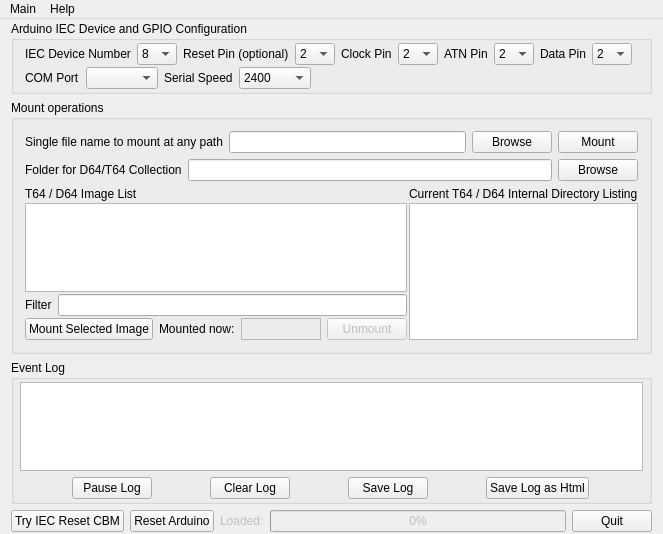
First picture: the form in mainwindow.ui, repository Larswad/uno2iec, before the edit.
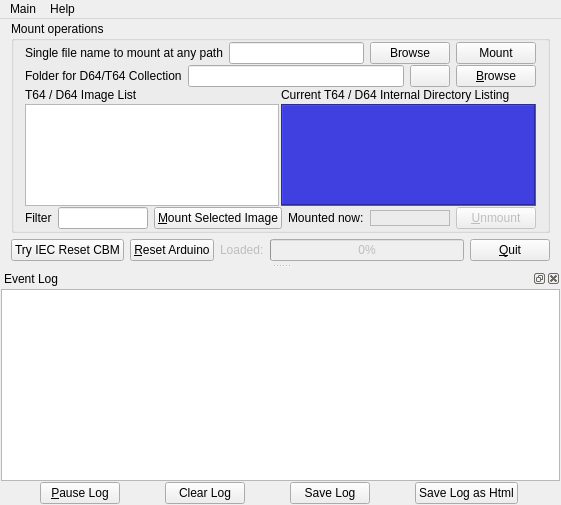
Second picture: the form after the edit. Icons and pictures are not drawn.

The edit to the form file:
```diff
--- a/mainwindow.ui
+++ b/mainwindow.ui
@@ -6,8 +6,8 @@
    <rect>
     <x>0</x>
     <y>0</y>
-    <width>618</width>
-    <height>534</height>
+    <width>561</width>
+    <height>505</height>
    </rect>
   </property>
   <property name="windowTitle">
@@ -21,564 +21,21 @@
     <property name="bottomMargin">
      <number>2</number>
     </property>
-    <item>
-     <widget class="QGroupBox" name="groupBox">
-      <property name="title">
-       <string>Arduino IEC Device and GPIO Configuration</string>
-      </property>
-      <layout class="QHBoxLayout" name="horizontalLayout_4">
-       <property name="spacing">
-        <number>6</number>
-       </property>
-       <property name="topMargin">
-        <number>2</number>
-       </property>
-       <property name="bottomMargin">
-        <number>2</number>
-       </property>
-       <item>
-        <layout class="QVBoxLayout" name="verticalLayout_6">
-         <property name="spacing">
-          <number>2</number>
-         </property>
-         <item>
-          <layout class="QHBoxLayout" name="horizontalLayout_10">
-           <item>
-            <widget class="QLabel" name="label_10">
-             <property name="sizePolicy">
-              <sizepolicy hsizetype="Maximum" vsizetype="Preferred">
-               <horstretch>0</horstretch>
-               <verstretch>0</verstretch>
-              </sizepolicy>
-             </property>
-             <property name="text">
-              <string>IEC Device Number</string>
-             </property>
-            </widget>
-           </item>
-           <item>
-            <widget class="QComboBox" name="deviceNumber">
-             <property name="maximumSize">
-              <size>
-               <width>40</width>
-               <height>16777215</height>
-              </size>
-             </property>
-             <item>
-              <property name="text">
-               <string>8</string>
-              </property>
-             </item>
-             <item>
-              <property name="text">
-               <string>9</string>
-              </property>
-             </item>
-             <item>
-              <property name="text">
-               <string>10</string>
-              </property>
-             </item>
-             <item>
-              <property name="text">
-               <string>11</string>
-              </property>
-             </item>
-             <item>
-              <property name="text">
-               <string>12</string>
-              </property>
-             </item>
-             <item>
-              <property name="text">
-               <string>13</string>
-              </property>
-             </item>
-             <item>
-              <property name="text">
-               <string>14</string>
-              </property>
-             </item>
-             <item>
-              <property name="text">
-               <string>15</string>
-              </property>
-             </item>
-            </widget>
-           </item>
-           <item>
-            <widget class="QLabel" name="label_5">
-             <property name="sizePolicy">
-              <sizepolicy hsizetype="Maximum" vsizetype="Preferred">
-               <horstretch>0</horstretch>
-               <verstretch>0</verstretch>
-              </sizepolicy>
-             </property>
-             <property name="text">
-              <string>Reset Pin (optional)</string>
-             </property>
-            </widget>
-           </item>
-           <item>
-            <widget class="QComboBox" name="resetPin">
-             <property name="maximumSize">
-              <size>
-               <width>40</width>
-               <height>16777215</height>
-              </size>
-             </property>
-             <item>
-              <property name="text">
-               <string>2</string>
-              </property>
-             </item>
-             <item>
-              <property name="text">
-               <string>3</string>
-              </property>
-             </item>
-             <item>
-              <property name="text">
-               <string>4</string>
-              </property>
-             </item>
-             <item>
-              <property name="text">
-               <string>5</string>
-              </property>
-             </item>
-             <item>
-              <property name="text">
-               <string>6</string>
-              </property>
-             </item>
-             <item>
-              <property name="text">
-               <string>7</string>
-              </property>
-             </item>
-             <item>
-              <property name="text">
-               <string>8</string>
-              </property>
-             </item>
-             <item>
-              <property name="text">
-               <string>9</string>
-              </property>
-             </item>
-             <item>
-              <property name="text">
-               <string>10</string>
-              </property>
-             </item>
-             <item>
-              <property name="text">
-               <string>11</string>
-              </property>
-             </item>
-             <item>
-              <property name="text">
-               <string>12</string>
-              </property>
-             </item>
-             <item>
-              <property name="text">
-               <string>13</string>
-              </property>
-             </item>
-            </widget>
-           </item>
-           <item>
-            <widget class="QLabel" name="label_4">
-             <property name="sizePolicy">
-              <sizepolicy hsizetype="Maximum" vsizetype="Preferred">
-               <horstretch>0</horstretch>
-               <verstretch>0</verstretch>
-              </sizepolicy>
-             </property>
-             <property name="text">
-              <string>Clock Pin</string>
-             </property>
-            </widget>
-           </item>
-           <item>
-            <widget class="QComboBox" name="clockPin">
-             <property name="maximumSize">
-              <size>
-               <width>40</width>
-               <height>16777215</height>
-              </size>
-             </property>
-             <item>
-              <property name="text">
-               <string>2</string>
-              </property>
-             </item>
-             <item>
-              <property name="text">
-               <string>3</string>
-              </property>
-             </item>
-             <item>
-              <property name="text">
-               <string>4</string>
-              </property>
-             </item>
-             <item>
-              <property name="text">
-               <string>5</string>
-              </property>
-             </item>
-             <item>
-              <property name="text">
-               <string>6</string>
-              </property>
-             </item>
-             <item>
-              <property name="text">
-               <string>7</string>
-              </property>
-             </item>
-             <item>
-              <property name="text">
-               <string>8</string>
-              </property>
-             </item>
-             <item>
-              <property name="text">
-               <string>9</string>
-              </property>
-             </item>
-             <item>
-              <property name="text">
-               <string>10</string>
-              </property>
-             </item>
-             <item>
-              <property name="text">
-               <string>11</string>
-              </property>
-             </item>
-             <item>
-              <property name="text">
-               <string>12</string>
-              </property>
-             </item>
-             <item>
-              <property name="text">
-               <string>13</string>
-              </property>
-             </item>
-            </widget>
-           </item>
-           <item>
-            <widget class="QLabel" name="label_3">
-             <property name="sizePolicy">
-              <sizepolicy hsizetype="Maximum" vsizetype="Preferred">
-               <horstretch>0</horstretch>
-               <verstretch>0</verstretch>
-              </sizepolicy>
-             </property>
-             <property name="text">
-              <string>ATN Pin</string>
-             </property>
-            </widget>
-           </item>
-           <item>
-            <widget class="QComboBox" name="atnPin">
-             <property name="maximumSize">
-              <size>
-               <width>40</width>
-               <height>16777215</height>
-              </size>
-             </property>
-             <item>
-              <property name="text">
-               <string>2</string>
-              </property>
-             </item>
-             <item>
-              <property name="text">
-               <string>3</string>
-              </property>
-             </item>
-             <item>
-              <property name="text">
-               <string>4</string>
-              </property>
-             </item>
-             <item>
-              <property name="text">
-               <string>5</string>
-              </property>
-             </item>
-             <item>
-              <property name="text">
-               <string>6</string>
-              </property>
-             </item>
-             <item>
-              <property name="text">
-               <string>7</string>
-              </property>
-             </item>
-             <item>
-              <property name="text">
-               <string>8</string>
-              </property>
-             </item>
-             <item>
-              <property name="text">
-               <string>9</string>
-              </property>
-             </item>
-             <item>
-              <property name="text">
-               <string>10</string>
-              </property>
-             </item>
-             <item>
-              <property name="text">
-               <string>11</string>
-              </property>
-             </item>
-             <item>
-              <property name="text">
-               <string>12</string>
-              </property>
-             </item>
-             <item>
-              <property name="text">
-               <string>13</string>
-              </property>
-             </item>
-            </widget>
-           </item>
-           <item>
-            <widget class="QLabel" name="label">
-             <property name="sizePolicy">
-              <sizepolicy hsizetype="Maximum" vsizetype="Preferred">
-               <horstretch>0</horstretch>
-               <verstretch>0</verstretch>
-              </sizepolicy>
-             </property>
-             <property name="text">
-              <string>Data Pin</string>
-             </property>
-            </widget>
-           </item>
-           <item>
-            <widget class="QComboBox" name="dataPin">
-             <property name="maximumSize">
-              <size>
-               <width>40</width>
-               <height>16777215</height>
-              </size>
-             </property>
-             <item>
-              <property name="text">
-               <string>2</string>
-              </property>
-             </item>
-             <item>
-              <property name="text">
-               <string>3</string>
-              </property>
-             </item>
-             <item>
-              <property name="text">
-               <string>4</string>
-              </property>
-             </item>
-             <item>
-              <property name="text">
-               <string>5</string>
-              </property>
-             </item>
-             <item>
-              <property name="text">
-               <string>6</string>
-              </property>
-             </item>
-             <item>
-              <property name="text">
-               <string>7</string>
-              </property>
-             </item>
-             <item>
-              <property name="text">
-               <string>8</string>
-              </property>
-             </item>
-             <item>
-              <property name="text">
-               <string>9</string>
-              </property>
-             </item>
-             <item>
-              <property name="text">
-               <string>10</string>
-              </property>
-             </item>
-             <item>
-              <property name="text">
-               <string>11</string>
-              </property>
-             </item>
-             <item>
-              <property name="text">
-               <string>12</string>
-              </property>
-             </item>
-             <item>
-              <property name="text">
-               <string>13</string>
-              </property>
-             </item>
-            </widget>
-           </item>
-           <item>
-            <spacer name="horizontalSpacer">
-             <property name="orientation">
-              <enum>Qt::Horizontal</enum>
-             </property>
-             <property name="sizeHint" stdset="0">
-              <size>
-               <width>40</width>
-               <height>20</height>
-              </size>
-             </property>
-            </spacer>
-           </item>
-          </layout>
-         </item>
-         <item>
-          <layout class="QHBoxLayout" name="horizontalLayout_9">
-           <item>
-            <widget class="QLabel" name="label_11">
-             <property name="sizePolicy">
-              <sizepolicy hsizetype="Maximum" vsizetype="Preferred">
-               <horstretch>0</horstretch>
-               <verstretch>0</verstretch>
-              </sizepolicy>
-             </property>
-             <property name="text">
-              <string>COM Port</string>
-             </property>
-            </widget>
-           </item>
-           <item>
-            <widget class="QComboBox" name="comPort">
-             <property name="sizePolicy">
-              <sizepolicy hsizetype="Maximum" vsizetype="Fixed">
-               <horstretch>0</horstretch>
-               <verstretch>0</verstretch>
-              </sizepolicy>
-             </property>
-             <property name="maximumSize">
-              <size>
-               <width>16777215</width>
-               <height>16777215</height>
-              </size>
-             </property>
-            </widget>
-           </item>
-           <item>
-            <widget class="QLabel" name="label_7">
-             <property name="sizePolicy">
-              <sizepolicy hsizetype="Maximum" vsizetype="Preferred">
-               <horstretch>0</horstretch>
-               <verstretch>0</verstretch>
-              </sizepolicy>
-             </property>
-             <property name="text">
-              <string>Serial Speed</string>
-             </property>
-            </widget>
-           </item>
-           <item>
-            <widget class="QComboBox" name="baudRate">
-             <property name="sizePolicy">
-              <sizepolicy hsizetype="Maximum" vsizetype="Fixed">
-               <horstretch>0</horstretch>
-               <verstretch>0</verstretch>
-              </sizepolicy>
-             </property>
-             <property name="maximumSize">
-              <size>
-               <width>16777215</width>
-               <height>16777215</height>
-              </size>
-             </property>
-             <item>
-              <property name="text">
-               <string>2400</string>
-              </property>
-             </item>
-             <item>
-              <property name="text">
-               <string>4800</string>
-              </property>
-             </item>
-             <item>
-              <property name="text">
-               <string>9600</string>
-              </property>
-             </item>
-             <item>
-              <property name="text">
-               <string>14400</string>
-              </property>
-             </item>
-             <item>
-              <property name="text">
-               <string>28800</string>
-              </property>
-             </item>
-             <item>
-              <property name="text">
-               <string>19200</string>
-              </property>
-             </item>
-             <item>
-              <property name="text">
-               <string>57600</string>
-              </property>
-             </item>
-             <item>
-              <property name="text">
-               <string>115200</string>
-              </property>
-             </item>
-            </widget>
-           </item>
-           <item>
-            <spacer name="horizontalSpacer_2">
-             <property name="orientation">
-              <enum>Qt::Horizontal</enum>
-             </property>
-             <property name="sizeHint" stdset="0">
-              <size>
-               <width>40</width>
-               <height>20</height>
-              </size>
-             </property>
-            </spacer>
-           </item>
-          </layout>
-         </item>
-        </layout>
-       </item>
-      </layout>
-     </widget>
-    </item>
     <item>
      <widget class="QGroupBox" name="groupBox_2">
       <property name="title">
        <string>Mount operations</string>
       </property>
       <layout class="QVBoxLayout" name="verticalLayout_2">
+       <property name="spacing">
+        <number>1</number>
+       </property>
+       <property name="topMargin">
+        <number>1</number>
+       </property>
+       <property name="bottomMargin">
+        <number>1</number>
+       </property>
        <item>
         <layout class="QHBoxLayout" name="horizontalLayout_3">
          <item>
@@ -627,6 +84,16 @@
            <property name="text">
             <string>Browse</string>
            </property>
+           <property name="icon">
+            <iconset>
+             <normaloff>icons/browse.png</normaloff>icons/browse.png</iconset>
+           </property>
+           <property name="iconSize">
+            <size>
+             <width>32</width>
+             <height>32</height>
+            </size>
+           </property>
           </widget>
          </item>
          <item>
@@ -640,6 +107,16 @@
            <property name="text">
             <string>Mount</string>
            </property>
+           <property name="icon">
+            <iconset resource="resources.qrc">
+             <normaloff>:/icons/icons/floppy_mount.png</normaloff>:/icons/icons/floppy_mount.png</iconset>
+           </property>
+           <property name="iconSize">
+            <size>
+             <width>32</width>
+             <height>32</height>
+            </size>
+           </property>
           </widget>
          </item>
         </layout>
@@ -669,6 +146,29 @@
            </property>
           </widget>
          </item>
+         <item>
+          <widget class="QPushButton" name="reloadImageDir">
+           <property name="sizePolicy">
+            <sizepolicy hsizetype="Maximum" vsizetype="Fixed">
+             <horstretch>0</horstretch>
+             <verstretch>0</verstretch>
+            </sizepolicy>
+           </property>
+           <property name="text">
+            <string/>
+           </property>
+           <property name="icon">
+            <iconset resource="resources.qrc">
+             <normaloff>:/icons/icons/arrow_refresh.png</normaloff>:/icons/icons/arrow_refresh.png</iconset>
+           </property>
+           <property name="iconSize">
+            <size>
+             <width>32</width>
+             <height>32</height>
+            </size>
+           </property>
+          </widget>
+         </item>
          <item>
           <widget class="QPushButton" name="browseImageDir">
            <property name="sizePolicy">
@@ -678,7 +178,17 @@
             </sizepolicy>
            </property>
            <property name="text">
-            <string>Browse</string>
+            <string>&amp;Browse</string>
+           </property>
+           <property name="icon">
+            <iconset>
+             <normaloff>icons/browse.png</normaloff>icons/browse.png</iconset>
+           </property>
+           <property name="iconSize">
+            <size>
+             <width>32</width>
+             <height>32</height>
+            </size>
            </property>
           </widget>
          </item>
@@ -710,108 +220,28 @@
            <item>
             <widget class="QTreeView" name="dirList">
              <property name="sizePolicy">
-              <sizepolicy hsizetype="Preferred" vsizetype="Preferred">
+              <sizepolicy hsizetype="Expanding" vsizetype="Preferred">
                <horstretch>0</horstretch>
                <verstretch>0</verstretch>
               </sizepolicy>
              </property>
+             <property name="showDropIndicator" stdset="0">
+              <bool>false</bool>
+             </property>
+             <property name="alternatingRowColors">
+              <bool>true</bool>
+             </property>
+             <property name="rootIsDecorated">
+              <bool>false</bool>
+             </property>
+             <property name="itemsExpandable">
+              <bool>false</bool>
+             </property>
+             <property name="allColumnsShowFocus">
+              <bool>false</bool>
+             </property>
             </widget>
            </item>
-           <item>
-            <layout class="QHBoxLayout" name="horizontalLayout_7">
-             <item>
-              <widget class="QLabel" name="label_12">
-               <property name="sizePolicy">
-                <sizepolicy hsizetype="Minimum" vsizetype="Preferred">
-                 <horstretch>0</horstretch>
-                 <verstretch>0</verstretch>
-                </sizepolicy>
-               </property>
-               <property name="text">
-                <string>Filter</string>
-               </property>
-              </widget>
-             </item>
-             <item>
-              <widget class="QLineEdit" name="imageFilter">
-               <property name="sizePolicy">
-                <sizepolicy hsizetype="Expanding" vsizetype="Fixed">
-                 <horstretch>0</horstretch>
-                 <verstretch>0</verstretch>
-                </sizepolicy>
-               </property>
-              </widget>
-             </item>
-            </layout>
-           </item>
-           <item>
-            <layout class="QHBoxLayout" name="horizontalLayout_8">
-             <item>
-              <widget class="QPushButton" name="mountSelected">
-               <property name="sizePolicy">
-                <sizepolicy hsizetype="Maximum" vsizetype="Fixed">
-                 <horstretch>0</horstretch>
-                 <verstretch>0</verstretch>
-                </sizepolicy>
-               </property>
-               <property name="text">
-                <string>Mount Selected Image</string>
-               </property>
-              </widget>
-             </item>
-             <item>
-              <widget class="QLabel" name="label_13">
-               <property name="sizePolicy">
-                <sizepolicy hsizetype="Maximum" vsizetype="Preferred">
-                 <horstretch>0</horstretch>
-                 <verstretch>0</verstretch>
-                </sizepolicy>
-               </property>
-               <property name="text">
-                <string>Mounted now:</string>
-               </property>
-              </widget>
-             </item>
-             <item>
-              <widget class="QLabel" name="nowMounted">
-               <property name="sizePolicy">
-                <sizepolicy hsizetype="Expanding" vsizetype="Preferred">
-                 <horstretch>0</horstretch>
-                 <verstretch>0</verstretch>
-                </sizepolicy>
-               </property>
-               <property name="minimumSize">
-                <size>
-                 <width>80</width>
-                 <height>0</height>
-                </size>
-               </property>
-               <property name="frameShape">
-                <enum>QFrame::StyledPanel</enum>
-               </property>
-               <property name="text">
-                <string/>
-               </property>
-              </widget>
-             </item>
-             <item>
-              <widget class="QPushButton" name="unmountCurrent">
-               <property name="enabled">
-                <bool>false</bool>
-               </property>
-               <property name="sizePolicy">
-                <sizepolicy hsizetype="Maximum" vsizetype="Fixed">
-                 <horstretch>0</horstretch>
-                 <verstretch>0</verstretch>
-                </sizepolicy>
-               </property>
-               <property name="text">
-                <string>Unmount</string>
-               </property>
-              </widget>
-             </item>
-            </layout>
-           </item>
           </layout>
          </item>
          <item>
@@ -849,6 +279,16 @@
                <pointsize>12</pointsize>
               </font>
              </property>
+             <property name="styleSheet">
+              <string notr="true">background-color: rgb(64, 64, 224);
+color: rgb(160, 160, 255);</string>
+             </property>
+             <property name="frameShape">
+              <enum>QFrame::Box</enum>
+             </property>
+             <property name="frameShadow">
+              <enum>QFrame::Sunken</enum>
+             </property>
              <property name="selectionMode">
               <enum>QAbstractItemView::NoSelection</enum>
              </property>
@@ -858,82 +298,39 @@
          </item>
         </layout>
        </item>
-      </layout>
-     </widget>
-    </item>
-    <item>
-     <widget class="QGroupBox" name="logGroup">
-      <property name="sizePolicy">
-       <sizepolicy hsizetype="Expanding" vsizetype="Preferred">
-        <horstretch>0</horstretch>
-        <verstretch>0</verstretch>
-       </sizepolicy>
-      </property>
-      <property name="minimumSize">
-       <size>
-        <width>600</width>
-        <height>0</height>
-       </size>
-      </property>
-      <property name="title">
-       <string>Event Log</string>
-      </property>
-      <layout class="QVBoxLayout" name="verticalLayout_4">
-       <property name="leftMargin">
-        <number>6</number>
-       </property>
-       <property name="topMargin">
-        <number>2</number>
-       </property>
-       <property name="rightMargin">
-        <number>6</number>
-       </property>
-       <property name="bottomMargin">
-        <number>2</number>
-       </property>
        <item>
-        <widget class="QTextEdit" name="log">
-         <property name="sizePolicy">
-          <sizepolicy hsizetype="Preferred" vsizetype="Expanding">
-           <horstretch>0</horstretch>
-           <verstretch>0</verstretch>
-          </sizepolicy>
-         </property>
-         <property name="minimumSize">
-          <size>
-           <width>0</width>
-           <height>0</height>
-          </size>
-         </property>
-         <property name="font">
-          <font>
-           <family>Pet Me 64</family>
-           <pointsize>6</pointsize>
-           <stylestrategy>PreferDefault</stylestrategy>
-          </font>
-         </property>
-        </widget>
-       </item>
-       <item>
-        <layout class="QHBoxLayout" name="horizontalLayout">
+        <layout class="QHBoxLayout" name="horizontalLayout_8">
          <item>
-          <widget class="QPushButton" name="pauseLog">
+          <widget class="QLabel" name="label_12">
            <property name="sizePolicy">
-            <sizepolicy hsizetype="Maximum" vsizetype="Fixed">
+            <sizepolicy hsizetype="Maximum" vsizetype="Preferred">
              <horstretch>0</horstretch>
              <verstretch>0</verstretch>
             </sizepolicy>
            </property>
            <property name="text">
-            <string>Pause Log</string>
+            <string>Filter</string>
            </property>
-           <property name="checkable">
-            <bool>true</bool>
+          </widget>
+         </item>
+         <item>
+          <widget class="QLineEdit" name="imageFilter">
+           <property name="sizePolicy">
+            <sizepolicy hsizetype="Expanding" vsizetype="Fixed">
+             <horstretch>0</horstretch>
+             <verstretch>0</verstretch>
+            </sizepolicy>
            </property>
+           <property name="minimumSize">
+            <size>
+             <width>80</width>
+             <height>0</height>
+            </size>
+           </property>
           </widget>
          </item>
          <item>
-          <widget class="QPushButton" name="clearLog">
+          <widget class="QPushButton" name="mountSelected">
            <property name="sizePolicy">
             <sizepolicy hsizetype="Maximum" vsizetype="Fixed">
              <horstretch>0</horstretch>
@@ -941,33 +338,78 @@
             </sizepolicy>
            </property>
            <property name="text">
-            <string>Clear Log</string>
+            <string>&amp;Mount Selected Image</string>
            </property>
+           <property name="icon">
+            <iconset resource="resources.qrc">
+             <normaloff>:/icons/icons/floppy_mount.png</normaloff>:/icons/icons/floppy_mount.png</iconset>
+           </property>
+           <property name="iconSize">
+            <size>
+             <width>32</width>
+             <height>32</height>
+            </size>
+           </property>
           </widget>
          </item>
          <item>
-          <widget class="QPushButton" name="saveLog">
+          <widget class="QLabel" name="label_13">
            <property name="sizePolicy">
-            <sizepolicy hsizetype="Maximum" vsizetype="Fixed">
+            <sizepolicy hsizetype="Maximum" vsizetype="Preferred">
              <horstretch>0</horstretch>
              <verstretch>0</verstretch>
             </sizepolicy>
            </property>
            <property name="text">
-            <string>Save Log</string>
+            <string>Mounted now:</string>
            </property>
           </widget>
          </item>
          <item>
-          <widget class="QPushButton" name="saveHtml">
+          <widget class="QLabel" name="nowMounted">
            <property name="sizePolicy">
+            <sizepolicy hsizetype="Expanding" vsizetype="Fixed">
+             <horstretch>0</horstretch>
+             <verstretch>0</verstretch>
+            </sizepolicy>
+           </property>
+           <property name="minimumSize">
+            <size>
+             <width>80</width>
+             <height>0</height>
+            </size>
+           </property>
+           <property name="frameShape">
+            <enum>QFrame::StyledPanel</enum>
+           </property>
+           <property name="text">
+            <string/>
+           </property>
+          </widget>
+         </item>
+         <item>
+          <widget class="QPushButton" name="unmountCurrent">
+           <property name="enabled">
+            <bool>false</bool>
+           </property>
+           <property name="sizePolicy">
             <sizepolicy hsizetype="Maximum" vsizetype="Fixed">
              <horstretch>0</horstretch>
              <verstretch>0</verstretch>
             </sizepolicy>
            </property>
            <property name="text">
-            <string>Save Log as Html</string>
+            <string>&amp;Unmount</string>
+           </property>
+           <property name="icon">
+            <iconset resource="resources.qrc">
+             <normaloff>:/icons/icons/floppy_unmount.png</normaloff>:/icons/icons/floppy_unmount.png</iconset>
+           </property>
+           <property name="iconSize">
+            <size>
+             <width>32</width>
+             <height>32</height>
+            </size>
            </property>
           </widget>
          </item>
@@ -1006,7 +448,17 @@
          <string>If arduino is trying to connect, or using raspberry to reset, click here.</string>
         </property>
         <property name="text">
-         <string>Reset Arduino</string>
+         <string>&amp;Reset Arduino</string>
+        </property>
+        <property name="icon">
+         <iconset>
+          <normaloff>icons/restart.png</normaloff>icons/restart.png</iconset>
+        </property>
+        <property name="iconSize">
+         <size>
+          <width>32</width>
+          <height>32</height>
+         </size>
         </property>
        </widget>
       </item>
@@ -1025,6 +477,18 @@
         <property name="enabled">
          <bool>false</bool>
         </property>
+        <property name="sizePolicy">
+         <sizepolicy hsizetype="Expanding" vsizetype="Maximum">
+          <horstretch>0</horstretch>
+          <verstretch>0</verstretch>
+         </sizepolicy>
+        </property>
+        <property name="minimumSize">
+         <size>
+          <width>0</width>
+          <height>0</height>
+         </size>
+        </property>
         <property name="value">
          <number>0</number>
         </property>
@@ -1048,7 +512,17 @@
          </sizepolicy>
         </property>
         <property name="text">
-         <string>Quit</string>
+         <string>&amp;Quit</string>
+        </property>
+        <property name="icon">
+         <iconset resource="resources.qrc">
+          <normaloff>:/icons/icons/exit.png</normaloff>:/icons/icons/exit.png</iconset>
+        </property>
+        <property name="iconSize">
+         <size>
+          <width>32</width>
+          <height>32</height>
+         </size>
         </property>
        </widget>
       </item>
@@ -1061,7 +535,7 @@
     <rect>
      <x>0</x>
      <y>0</y>
-     <width>618</width>
+     <width>561</width>
      <height>19</height>
     </rect>
    </property>
@@ -1080,6 +554,177 @@
    <addaction name="menuMain"/>
    <addaction name="menuHelp"/>
   </widget>
+  <widget class="QDockWidget" name="dockWidget">
+   <property name="sizePolicy">
+    <sizepolicy hsizetype="Preferred" vsizetype="Expanding">
+     <horstretch>0</horstretch>
+     <verstretch>0</verstretch>
+    </sizepolicy>
+   </property>
+   <property name="windowIcon">
+    <iconset resource="resources.qrc">
+     <normaloff>:/icons/icons/1541.ico</normaloff>:/icons/icons/1541.ico</iconset>
+   </property>
+   <property name="allowedAreas">
+    <set>Qt::BottomDockWidgetArea|Qt::TopDockWidgetArea</set>
+   </property>
+   <property name="windowTitle">
+    <string>Event Log</string>
+   </property>
+   <attribute name="dockWidgetArea">
+    <number>8</number>
+   </attribute>
+   <widget class="QWidget" name="dockWidgetContents">
+    <property name="sizePolicy">
+     <sizepolicy hsizetype="Preferred" vsizetype="Preferred">
+      <horstretch>0</horstretch>
+      <verstretch>0</verstretch>
+     </sizepolicy>
+    </property>
+    <layout class="QVBoxLayout" name="verticalLayout_4">
+     <property name="spacing">
+      <number>1</number>
+     </property>
+     <property name="leftMargin">
+      <number>1</number>
+     </property>
+     <property name="topMargin">
+      <number>1</number>
+     </property>
+     <property name="rightMargin">
+      <number>1</number>
+     </property>
+     <property name="bottomMargin">
+      <number>1</number>
+     </property>
+     <item>
+      <widget class="QTextEdit" name="log">
+       <property name="sizePolicy">
+        <sizepolicy hsizetype="Preferred" vsizetype="Expanding">
+         <horstretch>0</horstretch>
+         <verstretch>0</verstretch>
+        </sizepolicy>
+       </property>
+       <property name="minimumSize">
+        <size>
+         <width>0</width>
+         <height>0</height>
+        </size>
+       </property>
+       <property name="font">
+        <font>
+         <family>Pet Me 64</family>
+         <pointsize>6</pointsize>
+         <stylestrategy>PreferDefault</stylestrategy>
+        </font>
+       </property>
+       <property name="readOnly">
+        <bool>true</bool>
+       </property>
+      </widget>
+     </item>
+     <item>
+      <layout class="QHBoxLayout" name="horizontalLayout">
+       <item>
+        <widget class="QPushButton" name="pauseLog">
+         <property name="sizePolicy">
+          <sizepolicy hsizetype="Maximum" vsizetype="Fixed">
+           <horstretch>0</horstretch>
+           <verstretch>0</verstretch>
+          </sizepolicy>
+         </property>
+         <property name="text">
+          <string>&amp;Pause Log</string>
+         </property>
+         <property name="icon">
+          <iconset resource="resources.qrc">
+           <normaloff>:/icons/icons/pause.png</normaloff>:/icons/icons/pause.png</iconset>
+         </property>
+         <property name="iconSize">
+          <size>
+           <width>32</width>
+           <height>32</height>
+          </size>
+         </property>
+         <property name="checkable">
+          <bool>true</bool>
+         </property>
+        </widget>
+       </item>
+       <item>
+        <widget class="QPushButton" name="clearLog">
+         <property name="sizePolicy">
+          <sizepolicy hsizetype="Maximum" vsizetype="Fixed">
+           <horstretch>0</horstretch>
+           <verstretch>0</verstretch>
+          </sizepolicy>
+         </property>
+         <property name="text">
+          <string>Clear Log</string>
+         </property>
+         <property name="icon">
+          <iconset resource="resources.qrc">
+           <normaloff>:/icons/icons/clear.png</normaloff>:/icons/icons/clear.png</iconset>
+         </property>
+         <property name="iconSize">
+          <size>
+           <width>32</width>
+           <height>32</height>
+          </size>
+         </property>
+        </widget>
+       </item>
+       <item>
+        <widget class="QPushButton" name="saveLog">
+         <property name="sizePolicy">
+          <sizepolicy hsizetype="Maximum" vsizetype="Fixed">
+           <horstretch>0</horstretch>
+           <verstretch>0</verstretch>
+          </sizepolicy>
+         </property>
+         <property name="text">
+          <string>Save Log</string>
+         </property>
+         <property name="icon">
+          <iconset resource="resources.qrc">
+           <normaloff>:/icons/icons/save.png</normaloff>:/icons/icons/save.png</iconset>
+         </property>
+         <property name="iconSize">
+          <size>
+           <width>32</width>
+           <height>32</height>
+          </size>
+         </property>
+        </widget>
+       </item>
+       <item>
+        <widget class="QPushButton" name="saveHtml">
+         <property name="sizePolicy">
+          <sizepolicy hsizetype="Maximum" vsizetype="Fixed">
+           <horstretch>0</horstretch>
+           <verstretch>0</verstretch>
+          </sizepolicy>
+         </property>
+         <property name="text">
+          <string>Save Log as Html</string>
+         </property>
+         <property name="icon">
+          <iconset resource="resources.qrc">
+           <normaloff>:/icons/icons/html.png</normaloff>:/icons/icons/html.png</iconset>
+         </property>
+         <property name="iconSize">
+          <size>
+           <width>32</width>
+           <height>32</height>
+          </size>
+         </property>
+        </widget>
+       </item>
+      </layout>
+     </item>
+    </layout>
+   </widget>
+  </widget>
   <action name="actionQuit">
    <property name="text">
     <string>Quit</string>
```
Left out of the diff: 30 changed lines with no effect on the pictures.
